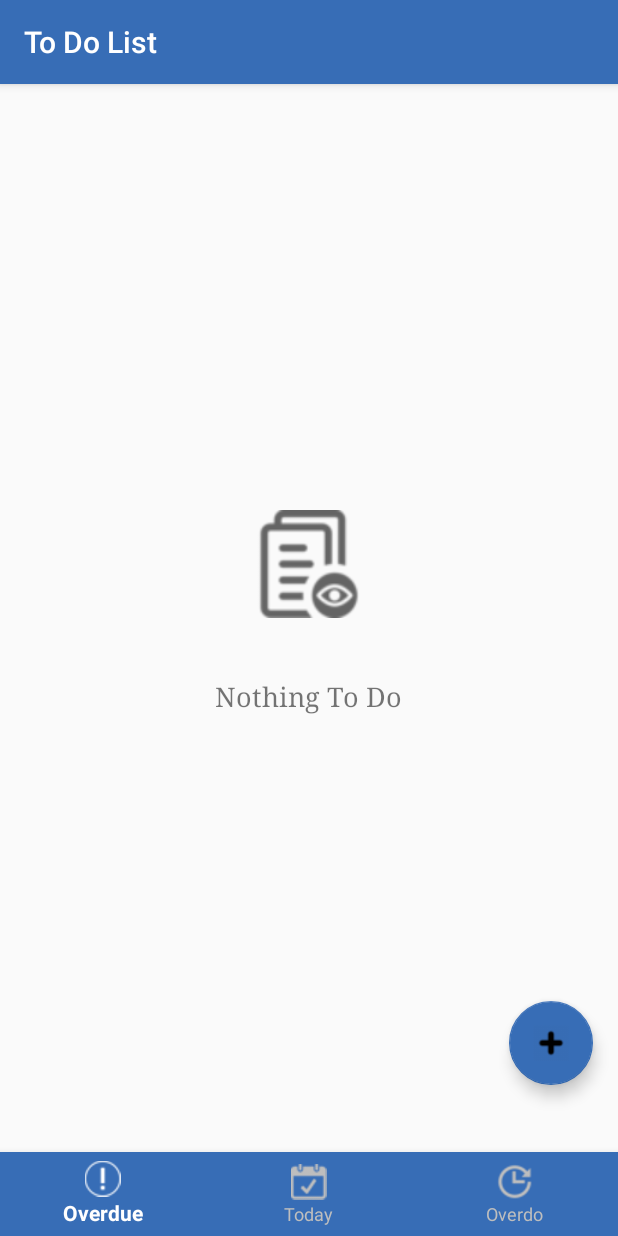
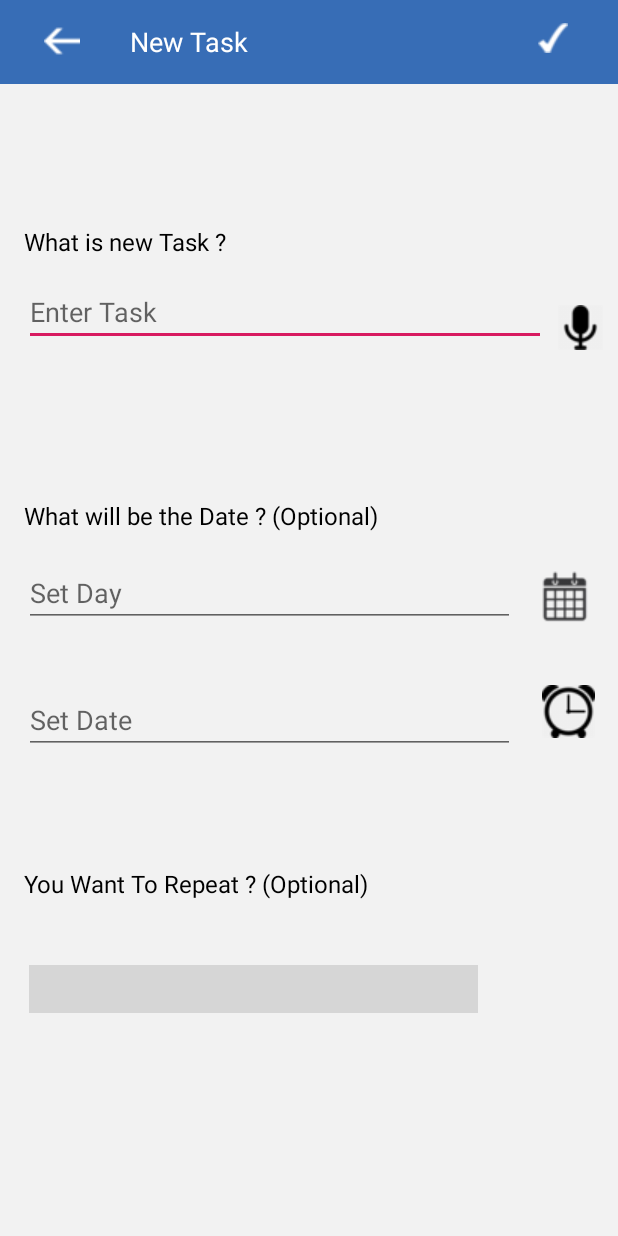
Before and after one commit to sudoajay/To-Do-List, an Android app: the screen it shows after launch (MainActivity before the commit, Create_New_To_Do_List after it), after a tap on "Nothing To Do", on a phone screen of 412 x 824 dp. Run offline under Robolectric (Android 15) with nearby library versions, the phone set to English and light mode, and no system bars; libraries missing offline, so code that uses them is left out: com.dpro.widgets; plain views replace WeekdaysPicker; 2 statements that could not run were skipped; grey boxes are pictures that could not be loaded.

Commit message:
new commit

```diff
--- a/app/src/main/java/to_do_list/com/sudoajay/Fragments/Main_Class_Fragement.java
+++ b/app/src/main/java/to_do_list/com/sudoajay/Fragments/Main_Class_Fragement.java
@@ -1,12 +1,25 @@
 package to_do_list.com.sudoajay.Fragments;
 
 
+import android.content.Intent;
+import android.database.Cursor;
 import android.os.Bundle;
 import android.support.v4.app.Fragment;
+import android.support.v7.widget.DefaultItemAnimator;
+import android.support.v7.widget.LinearLayoutManager;
+import android.support.v7.widget.RecyclerView;
 import android.view.LayoutInflater;
 import android.view.View;
 import android.view.ViewGroup;
+import android.widget.ImageView;
+import android.widget.TextView;
+import android.widget.Toast;
 
+import java.util.ArrayList;
+
+import to_do_list.com.sudoajay.Adapter.Custom_Adapter_Recycleview;
+import to_do_list.com.sudoajay.Create_New_To_Do_List;
+import to_do_list.com.sudoajay.DataBase.DataBase;
 import to_do_list.com.sudoajay.MainActivity;
 import to_do_list.com.sudoajay.R;
 
@@ -14,11 +27,20 @@ import to_do_list.com.sudoajay.R;
 /**
  * A simple {@link Fragment} subclass.
  */
-public class Main_Class_Fragement extends Fragment {
+public class Main_Class_Fragement extends Fragment  implements View.OnClickListener{
 
     // global variable
     private MainActivity main_Activity;
     private String which_Tab;
+    private RecyclerView recyclerView;
+    private  View view;
+    private Custom_Adapter_Recycleview custom_adapter_recycleview;
+    private ArrayList<String> task_Name;
+    private ArrayList<Boolean> check_Box_Array;
+    private TextView nothing_Text_View;
+    private ImageView nothing_Image_View;
+    private DataBase dataBase ;
+
     public Main_Class_Fragement() {
         // Required empty public constructor
     }
@@ -33,16 +55,82 @@ public class Main_Class_Fragement extends Fragment {
     public View onCreateView(LayoutInflater inflater, ViewGroup container,
                              Bundle savedInstanceState) {
         // Inflate the layout for this fragment
-        return inflater.inflate(R.layout.fragment_main_class, container, false);
+        view = inflater.inflate(R.layout.fragment_main_class, container, false);
+
+
+        // Reference
+        Reference();
+        task_Name.add("fill");
+        task_Name.add("fillit");
+        task_Name.add("fillit");
+
+        check_Box_Array.add(false);
+        check_Box_Array.add(false);
+        check_Box_Array.add(false);
+
+        // setup Recycler view
+        Setup_Recycler_View();
+
+        // check for empty
+//        if(custom_adapter_recycleview.getItemCount()!=0){
+//            nothing_Image_View.setVisibility(View.GONE);
+//            nothing_Text_View.setVisibility(View.GONE);
+//        }
+
+        // fill Recycler View
+            Fill_Recycler_View();
+
+        return view;
+    }
+    private void Reference(){
+        recyclerView = view.findViewById(R.id.recycler_View);
+        nothing_Image_View = view.findViewById(R.id.nothing_Image_View);
+        nothing_Text_View = view.findViewById(R.id.nothing_Text_View);
+
+        // setup onclick listener
+        nothing_Text_View.setOnClickListener(this);
+        nothing_Image_View.setOnClickListener(this);
+
+        // array start
+        task_Name = new ArrayList<>();
+        check_Box_Array= new ArrayList<>();
+
+        // database create object
+        dataBase= new DataBase(main_Activity);
+
+    }
+    private void Setup_Recycler_View(){
+        LinearLayoutManager linearLayoutManager = new LinearLayoutManager(main_Activity.getApplicationContext());
+        recyclerView.setLayoutManager(linearLayoutManager);
+        recyclerView.setItemAnimator(new DefaultItemAnimator());
+
     }
 
-    public void On_Click_Process(View view){
-        switch (view.getId()){
-            case R.id.nothing_Text:
+    private void Fill_Recycler_View(){
+        if(!dataBase.check_For_Empty()){
+            Cursor cursor = dataBase.Get_All_Date();
+            Toast.makeText(main_Activity,"yoo",Toast.LENGTH_SHORT).show();
+            if (cursor != null) {
+                cursor.moveToFirst();
+               do
+                {
+                    Toast.makeText(main_Activity, cursor.getString(0)+"",Toast.LENGTH_SHORT).show();
+
+
+                }while (cursor.moveToNext()); }
+
+        }
+    }
+
+    @Override
+    public void onClick(View v) {
+        switch (v.getId()) {
+            case R.id.nothing_Text_View:
             case R.id.nothing_Image_View:
+                Intent intent = new Intent(main_Activity.getApplicationContext(), Create_New_To_Do_List.class);
+                startActivity(intent);
                 break;
 
         }
     }
-
 }
--- a/app/src/main/java/to_do_list/com/sudoajay/MainActivity.java
+++ b/app/src/main/java/to_do_list/com/sudoajay/MainActivity.java
@@ -21,8 +21,6 @@ public class MainActivity extends AppCompatActivity {
     // global variable
     private DataBase dataBase;
     private Main_Class_Fragement main_class_fragement;
-    private ArrayList<String> task_Name;
-    private ArrayList<Boolean> check_Box_Array;
 
     private Fragment fragment;
     private BottomNavigationView bottom_Navigation_View;
@@ -33,14 +31,6 @@ public class MainActivity extends AppCompatActivity {
 
         // Reference here
         Reference();
-
-        task_Name.add("fill");
-        task_Name.add("fillit");
-        task_Name.add("fillit");
-
-        check_Box_Array.add(false);
-        check_Box_Array.add(false);
-        check_Box_Array.add(false);
 
         // bottom navigation setup
 
@@ -77,15 +67,14 @@ public class MainActivity extends AppCompatActivity {
                 Intent intent = new Intent(getApplicationContext(),Create_New_To_Do_List.class);
                 startActivity(intent);
                 break;
+
         }
 
     }
     private void Reference(){
         dataBase= new DataBase(this);
         bottom_Navigation_View = findViewById(R.id.bottom_Navigation_View);
-        // array start
-        task_Name = new ArrayList<>();
-        check_Box_Array= new ArrayList<>();
+
 
         // create object of a class
         main_class_fragement = new Main_Class_Fragement();
--- a/app/src/main/res/layout/fragment_main_class.xml
+++ b/app/src/main/res/layout/fragment_main_class.xml
@@ -19,11 +19,10 @@
         app:layout_constraintTop_toTopOf="parent"
         app:layout_constraintVertical_bias="1.0" />
     <TextView
-    android:id="@+id/nothing_Text"
+    android:id="@+id/nothing_Text_View"
     android:layout_width="wrap_content"
     android:layout_height="wrap_content"
     android:fontFamily="serif"
-    android:onClick="On_Click_Process"
     android:text="@string/nothing_Text"
     android:textSize="18sp"
     app:layout_constraintBottom_toBottomOf="parent"
@@ -41,7 +40,6 @@
     android:layout_height="72dp"
     android:alpha="0.6"
     android:contentDescription="TODO"
-    android:onClick="On_Click_Process"
     app:layout_constraintBottom_toBottomOf="parent"
     app:layout_constraintEnd_toEndOf="parent"
     app:layout_constraintHorizontal_bias="0.501"
```
Also changed, not shown: app/src/main/java/to_do_list/com/sudoajay/Adapter/Custom_Adapter_Recycleview.java (+5 -3 lines), app/src/main/java/to_do_list/com/sudoajay/Create_New_To_Do_List.java (+13 -4 lines), app/src/main/res/layout/list_layout.xml (+28 -10 lines). Lines whose indentation alone changed are shown as unchanged.
